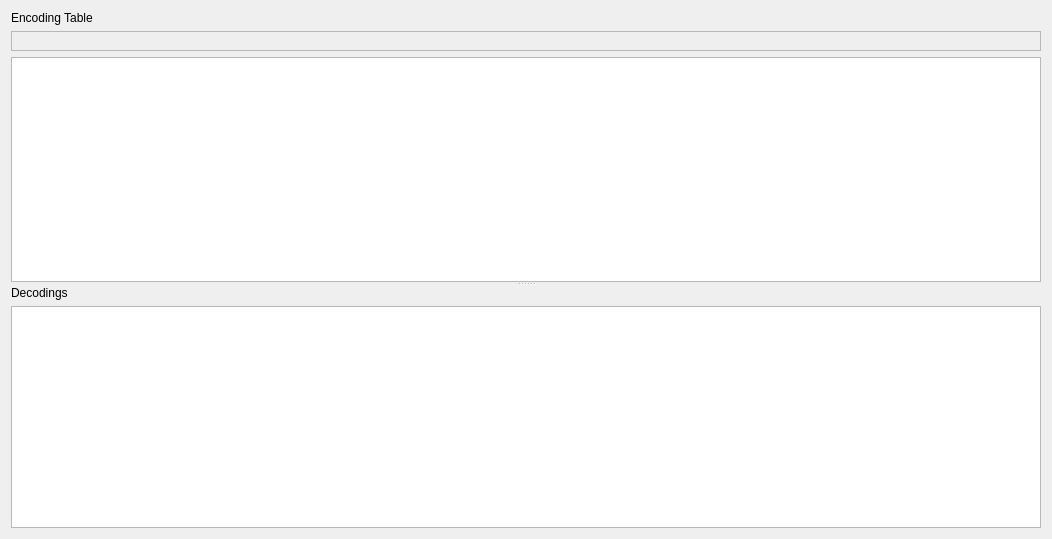
Before: the Qt Designer form src/sliderulestab.ui in mortbopet/Ripes, drawn with Qt 5.
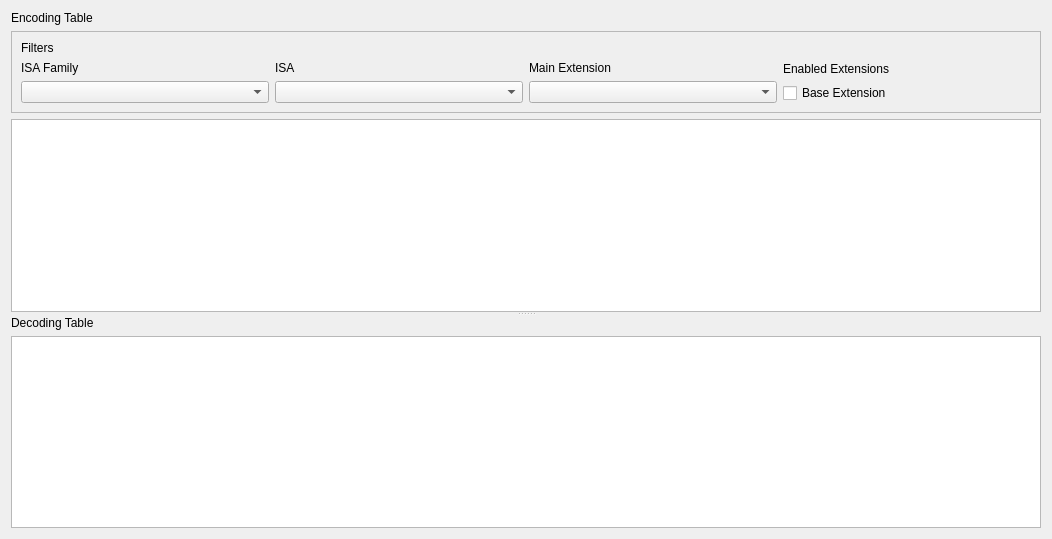
After: the same form once the commit is applied. Custom widgets are drawn as their Qt base class.

Patch:
```diff
--- a/src/sliderulestab.ui
+++ b/src/sliderulestab.ui
@@ -38,7 +38,7 @@
         </widget>
        </item>
        <item>
-        <widget class="ISAEncodingFilters" name="encodingFilters">
+        <widget class="QFrame" name="encodingFilters">
          <property name="sizePolicy">
           <sizepolicy hsizetype="Preferred" vsizetype="Preferred">
            <horstretch>0</horstretch>
@@ -51,11 +51,87 @@
          <property name="frameShadow">
           <enum>QFrame::Raised</enum>
          </property>
-         <layout class="QHBoxLayout" name="horizontalLayout_3"/>
+         <layout class="QVBoxLayout" name="verticalLayout_6">
+          <item>
+           <widget class="QLabel" name="label_6">
+            <property name="text">
+             <string>Filters</string>
+            </property>
+           </widget>
+          </item>
+          <item>
+           <layout class="QHBoxLayout" name="horizontalLayout">
+            <item>
+             <layout class="QVBoxLayout" name="verticalLayout">
+              <item>
+               <widget class="QLabel" name="label">
+                <property name="text">
+                 <string>ISA Family</string>
+                </property>
+               </widget>
+              </item>
+              <item>
+               <widget class="QComboBox" name="isaFamilyBox"/>
+              </item>
+             </layout>
+            </item>
+            <item>
+             <layout class="QVBoxLayout" name="verticalLayout_2">
+              <item>
+               <widget class="QLabel" name="label_2">
+                <property name="text">
+                 <string>ISA</string>
+                </property>
+               </widget>
+              </item>
+              <item>
+               <widget class="QComboBox" name="isaBox"/>
+              </item>
+             </layout>
+            </item>
+            <item>
+             <layout class="QVBoxLayout" name="verticalLayout_3">
+              <item>
+               <widget class="QLabel" name="label_4">
+                <property name="text">
+                 <string>Main Extension</string>
+                </property>
+               </widget>
+              </item>
+              <item>
+               <widget class="QComboBox" name="mainExtBox"/>
+              </item>
+             </layout>
+            </item>
+            <item>
+             <layout class="QVBoxLayout" name="verticalLayout_4">
+              <item>
+               <widget class="QLabel" name="label_5">
+                <property name="text">
+                 <string>Enabled Extensions</string>
+                </property>
+               </widget>
+              </item>
+              <item>
+               <layout class="QGridLayout" name="enabledExtGrid">
+                <item row="0" column="0">
+                 <widget class="QCheckBox" name="baseExtCheckBox">
+                  <property name="text">
+                   <string>Base Extension</string>
+                  </property>
+                 </widget>
+                </item>
+               </layout>
+              </item>
+             </layout>
+            </item>
+           </layout>
+          </item>
+         </layout>
         </widget>
        </item>
        <item>
-        <widget class="ISAEncodingTableView" name="encodingTable"/>
+        <widget class="QTableView" name="encodingTable"/>
        </item>
       </layout>
      </widget>
@@ -64,7 +140,7 @@
        <item row="0" column="0">
         <widget class="QLabel" name="label_3">
          <property name="text">
-          <string>Decodings</string>
+          <string>Decoding Table</string>
          </property>
         </widget>
        </item>
@@ -77,19 +153,6 @@
    </item>
   </layout>
  </widget>
- <customwidgets>
-  <customwidget>
-   <class>ISAEncodingTableView</class>
-   <extends>QTableView</extends>
-   <header>sliderulestab.h</header>
-  </customwidget>
-  <customwidget>
-   <class>ISAEncodingFilters</class>
-   <extends>QFrame</extends>
-   <header>sliderulestab.h</header>
-   <container>1</container>
-  </customwidget>
- </customwidgets>
  <resources/>
  <connections/>
 </ui>
```
